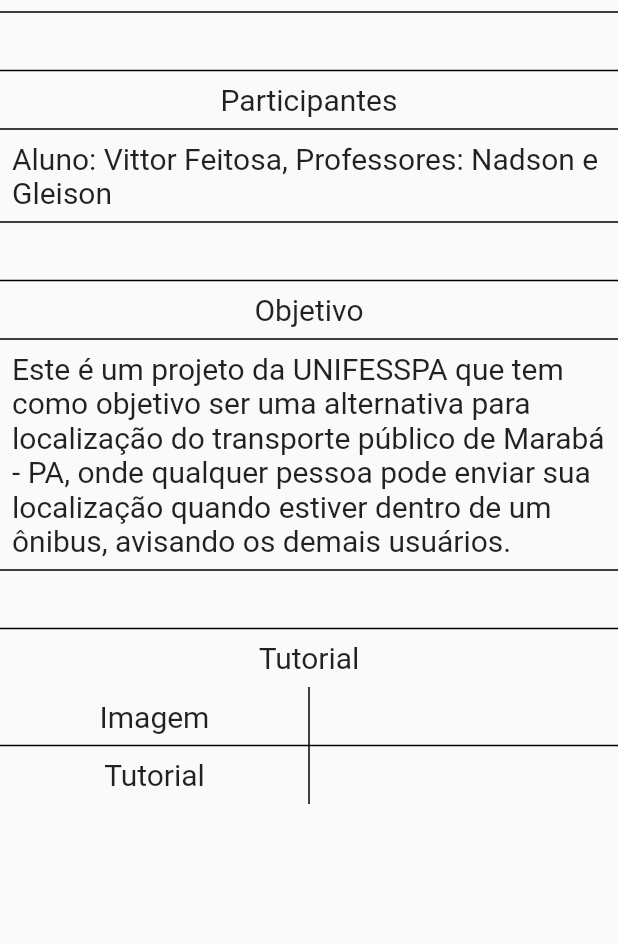
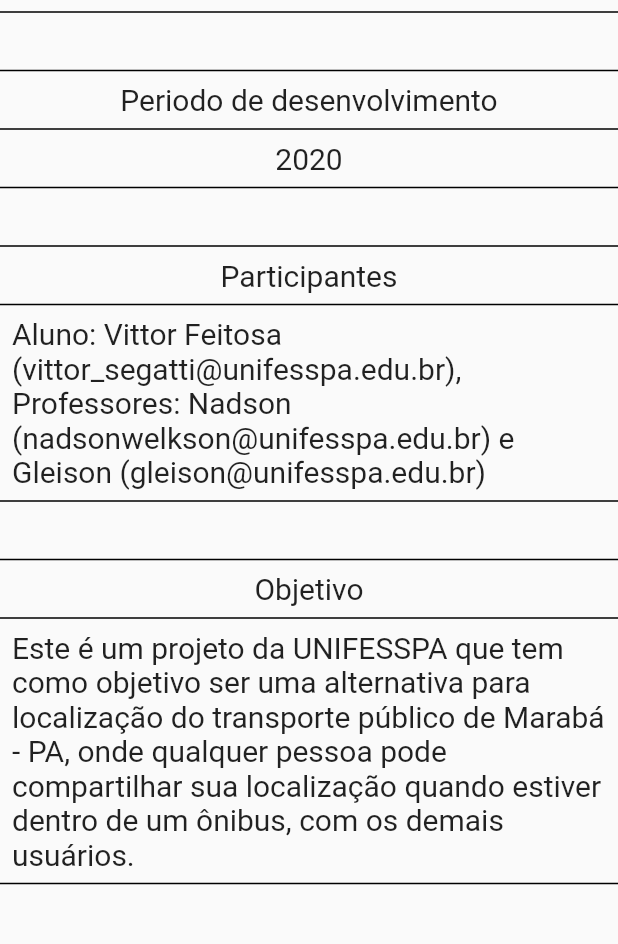
Before and after one commit to Segatti/MyBus, a Flutter app: the Info screen opened by its route, on a phone screen of 412 x 824 dp, the part 189-1133 px from its top. Run offline on Flutter 3.47's test engine with Material 2 defaults, Android fonts, the phone set to English and light mode, and no system bars; our stand-ins replace cloud_firestore, firebase_auth, flutter_rating_bar, geolocator; missing offline and left inert: flutter_mapbox_navigation, mapbox_gl; accounts and stored records are empty.

Commit message:
Todas as alterações

```diff
--- a/lib/telas/Info.dart
+++ b/lib/telas/Info.dart
@@ -53,31 +53,15 @@ class _InfoState extends State<Info> {
                   _criarLinhaTable("Nome do projeto"),
                   _criarLinhaTable("MyBus"),
                   _criarLinhaTable(""),
+                  _criarLinhaTable("Periodo de desenvolvimento"),
+                  _criarLinhaTable("2020"),
+                  _criarLinhaTable(""),
                   _criarLinhaTable("Participantes"),
-                  _criarLinhaTable("Aluno: Vittor Feitosa, Professores: Nadson e Gleison"),
+                  _criarLinhaTable("Aluno: Vittor Feitosa (vittor_segatti@unifesspa.edu.br), Professores: Nadson (nadsonwelkson@unifesspa.edu.br) e Gleison (gleison@unifesspa.edu.br)"),
                   _criarLinhaTable(""),
                   _criarLinhaTable("Objetivo"),
-                  _criarLinhaTable("Este é um projeto da UNIFESSPA que tem como objetivo ser uma alternativa para localização do transporte público de Marabá - PA, onde qualquer pessoa pode enviar sua localização quando estiver dentro de um ônibus, avisando os demais usuários."),
+                  _criarLinhaTable("Este é um projeto da UNIFESSPA que tem como objetivo ser uma alternativa para localização do transporte público de Marabá - PA, onde qualquer pessoa pode compartilhar sua localização quando estiver dentro de um ônibus, com os demais usuários."),
                   _criarLinhaTable(""),
-                  _criarLinhaTable("Tutorial"),
-                ],
-              ),
-              Table(
-                border: TableBorder(
-                  horizontalInside: BorderSide(
-                    color: Colors.black,
-                    style: BorderStyle.solid,
-                    width: 1.0,
-                  ),
-                  verticalInside: BorderSide(
-                    color: Colors.black,
-                    style: BorderStyle.solid,
-                    width: 1.0,
-                  ),
-                ),
-                children: [
-                  _criarLinhaTable("Imagem;"),
-                  _criarLinhaTable("Tutorial;"),
                 ],
               ),
             ],
```
Also changed, not shown: lib/telas/Mapa.dart (+128 -144 lines).
